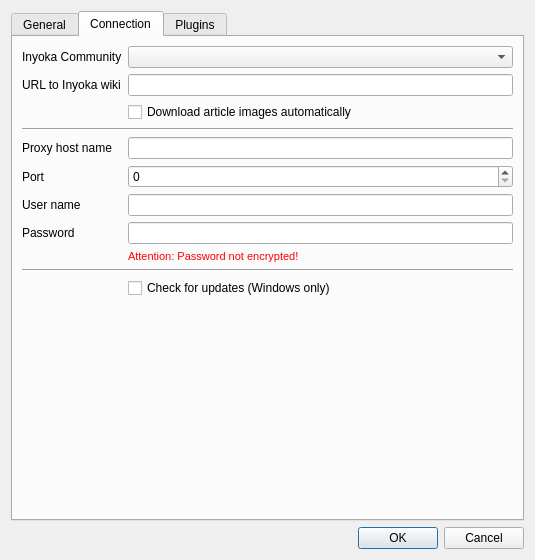
Before: the Qt Designer form application/settingsdialog.ui in inyokaproject/inyokaedit, drawn with Qt 5.
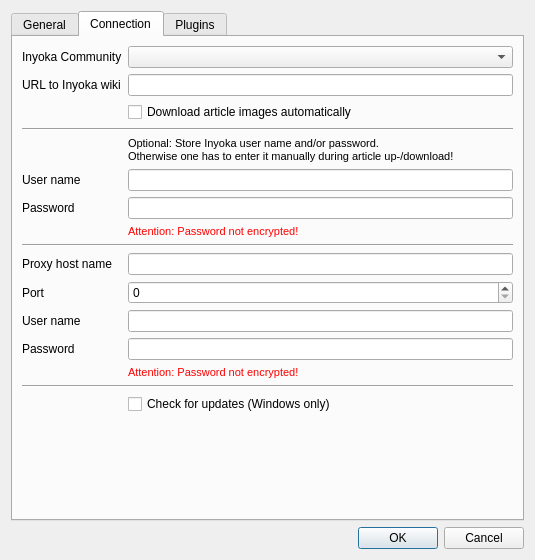
After: the same form once the commit is applied. The open tabs and pages were chosen to show the change. Icons and pictures are not drawn.

Commit message: Add possibility to store credentials.

```diff
--- a/application/settingsdialog.ui
+++ b/application/settingsdialog.ui
@@ -213,69 +213,114 @@
          </property>
         </widget>
        </item>
-       <item row="4" column="0">
+       <item row="4" column="1">
+        <widget class="QLabel" name="label_2">
+         <property name="text">
+          <string>&lt;html&gt;&lt;head/&gt;&lt;body&gt;&lt;p&gt;&lt;span style=&quot; font-size:8pt;&quot;&gt;Optional: Store Inyoka user name and/or password.&lt;br&gt;Otherwise one has to enter it manually during article up-/download!&lt;/span&gt;&lt;/p&gt;&lt;/body&gt;&lt;/html&gt;</string>
+         </property>
+        </widget>
+       </item>
+       <item row="5" column="0">
+        <widget class="QLabel" name="inyokaUserLabel">
+         <property name="text">
+          <string>User name</string>
+         </property>
+        </widget>
+       </item>
+       <item row="5" column="1">
+        <widget class="QLineEdit" name="inyokaUserEdit"/>
+       </item>
+       <item row="6" column="0">
+        <widget class="QLabel" name="inyokaPasswordLabel">
+         <property name="text">
+          <string>Password</string>
+         </property>
+        </widget>
+       </item>
+       <item row="6" column="1">
+        <widget class="QLineEdit" name="inyokaPasswordEdit">
+         <property name="echoMode">
+          <enum>QLineEdit::Password</enum>
+         </property>
+        </widget>
+       </item>
+       <item row="7" column="1">
+        <widget class="QLabel" name="label">
+         <property name="text">
+          <string>&lt;html&gt;&lt;head/&gt;&lt;body&gt;&lt;p&gt;&lt;span style=&quot; font-size:8pt; color:#ff0000;&quot;&gt;Attention: Password not encrypted!&lt;/span&gt;&lt;/p&gt;&lt;/body&gt;&lt;/html&gt;</string>
+         </property>
+        </widget>
+       </item>
+       <item row="8" column="0" colspan="2">
+        <widget class="Line" name="line_2">
+         <property name="orientation">
+          <enum>Qt::Horizontal</enum>
+         </property>
+        </widget>
+       </item>
+       <item row="9" column="0">
         <widget class="QLabel" name="proxyHostNameLabel">
          <property name="text">
           <string>Proxy host name</string>
          </property>
         </widget>
        </item>
-       <item row="4" column="1">
+       <item row="9" column="1">
         <widget class="QLineEdit" name="proxyHostNameEdit"/>
        </item>
-       <item row="5" column="0">
+       <item row="10" column="0">
         <widget class="QLabel" name="proxyPortLabel">
          <property name="text">
           <string>Port</string>
          </property>
         </widget>
        </item>
-       <item row="5" column="1">
+       <item row="10" column="1">
         <widget class="QSpinBox" name="proxyPortSpinBox">
          <property name="maximum">
           <number>99999</number>
          </property>
         </widget>
        </item>
-       <item row="6" column="0">
+       <item row="11" column="0">
         <widget class="QLabel" name="proxyUserNameLabel">
          <property name="text">
           <string>User name</string>
          </property>
         </widget>
        </item>
-       <item row="6" column="1">
+       <item row="11" column="1">
         <widget class="QLineEdit" name="proxyUserNameEdit"/>
        </item>
-       <item row="7" column="0">
+       <item row="12" column="0">
         <widget class="QLabel" name="proxyPasswordLabel">
          <property name="text">
           <string>Password</string>
          </property>
         </widget>
        </item>
-       <item row="7" column="1">
+       <item row="12" column="1">
         <widget class="QLineEdit" name="proxyPasswordEdit">
          <property name="echoMode">
           <enum>QLineEdit::Password</enum>
          </property>
         </widget>
        </item>
-       <item row="8" column="1">
+       <item row="13" column="1">
         <widget class="QLabel" name="proxyPasswordHintLabel">
          <property name="text">
           <string>&lt;html&gt;&lt;head/&gt;&lt;body&gt;&lt;p&gt;&lt;span style=&quot; font-size:8pt; color:#ff0000;&quot;&gt;Attention: Password not encrypted!&lt;/span&gt;&lt;/p&gt;&lt;/body&gt;&lt;/html&gt;</string>
          </property>
         </widget>
        </item>
-       <item row="9" column="0" colspan="2">
+       <item row="14" column="0" colspan="2">
         <widget class="Line" name="line3">
          <property name="orientation">
           <enum>Qt::Horizontal</enum>
          </property>
         </widget>
        </item>
-       <item row="10" column="1">
+       <item row="15" column="1">
         <widget class="QCheckBox" name="WindowsUpdateCheck">
          <property name="text">
           <string>Check for updates (Windows only)</string>
```
Left out of the diff: 20 changed lines with no effect on the pictures. The commit also changes 9 other files.
